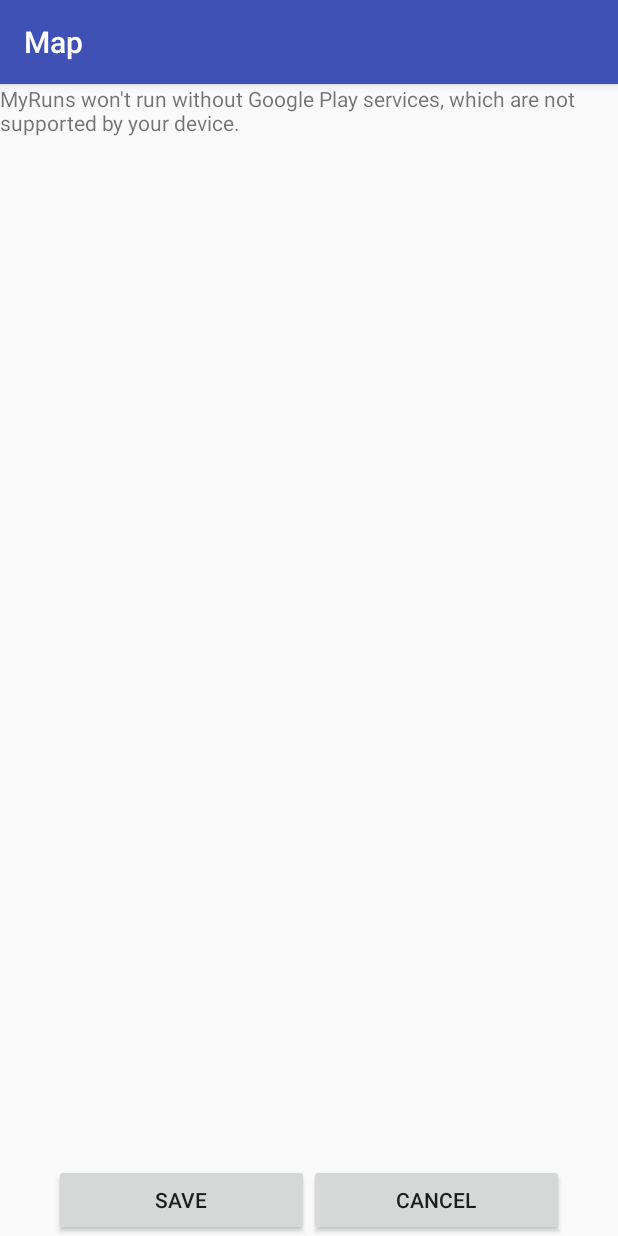
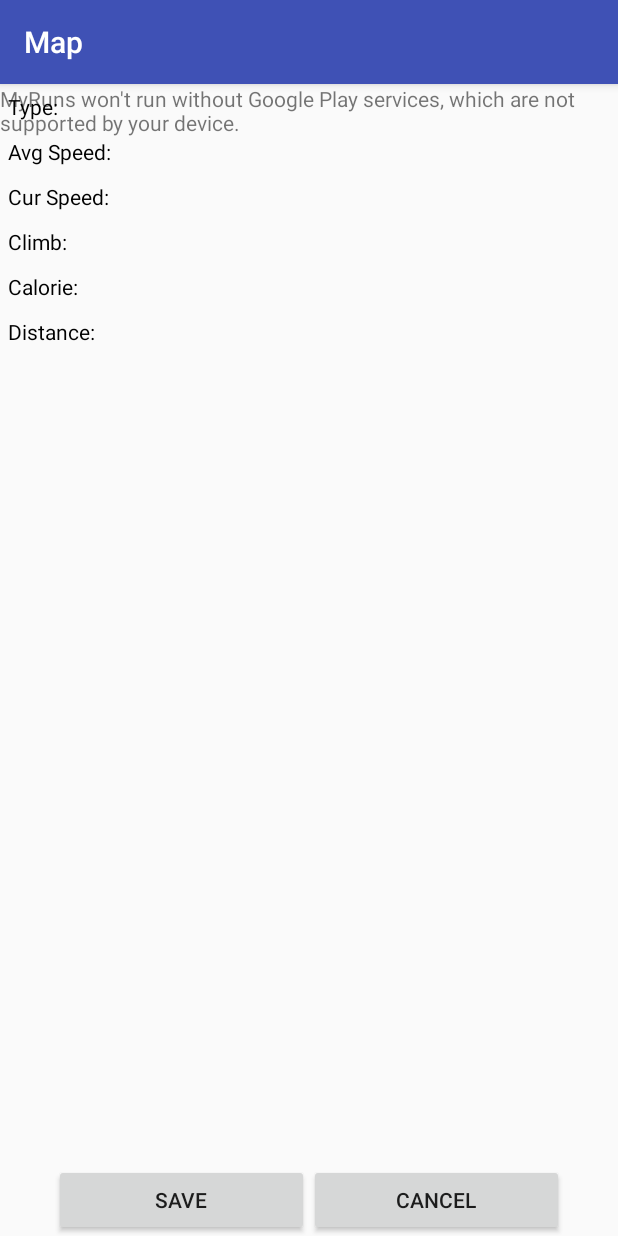
Before and after one commit to andela-asolomon/MyRuns, an Android app: the MapDisplayActivity screen opened directly, with no data from a screen before it, on a phone screen of 412 x 824 dp. Run offline under Robolectric (Android 15) with nearby library versions, the phone set to English and light mode, and no system bars; 2 statements that could not run were skipped.

Commit message:
Adding extra overlay to map display activity

```diff
--- a/app/src/main/java/com/example/ayoolasolomon/myruns/MapDisplayActivity.java
+++ b/app/src/main/java/com/example/ayoolasolomon/myruns/MapDisplayActivity.java
@@ -74,7 +74,7 @@ public class MapDisplayActivity extends AppCompatActivity implements GoogleApiCl
 
     String activityType = getIntent().getStringExtra("activity");
     TextView activity = (TextView) findViewById(R.id.type_stats);
-    activity.setText(activityType);
+    activity.append(activityType);
 
     mLatLngList = new ArrayList<>(100000);
   }
--- a/app/src/main/res/layout/activity_map_display.xml
+++ b/app/src/main/res/layout/activity_map_display.xml
@@ -1,8 +1,8 @@
 <FrameLayout xmlns:android="http://schemas.android.com/apk/res/android"
-                xmlns:tools="http://schemas.android.com/tools"
-                android:layout_width="fill_parent"
-                android:layout_height="fill_parent"
-                tools:context="com.example.ayoolasolomon.myruns.MapDisplayActivity">
+             xmlns:tools="http://schemas.android.com/tools"
+             android:layout_width="fill_parent"
+             android:layout_height="fill_parent"
+             tools:context="com.example.ayoolasolomon.myruns.MapDisplayActivity">
 
     <fragment
         android:id="@+id/map"
@@ -18,8 +18,49 @@
 
         <TextView
             android:id="@+id/type_stats"
-            android:text="Dude"
-            android:padding="10dp"
+            android:text="Type: "
+            android:textColor="#000"
+            android:padding="5dp"
+            android:layout_width="wrap_content"
+            android:layout_height="wrap_content"/>
+
+        <TextView
+            android:id="@+id/avg_speed"
+            android:text="Avg Speed: "
+            android:textColor="#000"
+            android:padding="5dp"
+            android:layout_width="wrap_content"
+            android:layout_height="wrap_content"/>
+
+        <TextView
+            android:id="@+id/cur_speed"
+            android:text="Cur Speed: "
+            android:textColor="#000"
+            android:padding="5dp"
+            android:layout_width="wrap_content"
+            android:layout_height="wrap_content"/>
+
+        <TextView
+            android:id="@+id/climb"
+            android:text="Climb: "
+            android:textColor="#000"
+            android:padding="5dp"
+            android:layout_width="wrap_content"
+            android:layout_height="wrap_content"/>
+
+        <TextView
+            android:id="@+id/calorie"
+            android:text="Calorie: "
+            android:textColor="#000"
+            android:padding="5dp"
+            android:layout_width="wrap_content"
+            android:layout_height="wrap_content"/>
+
+        <TextView
+            android:id="@+id/distance_map"
+            android:text="Distance: "
+            android:textColor="#000"
+            android:padding="5dp"
             android:layout_width="wrap_content"
             android:layout_height="wrap_content"/>
 
```
